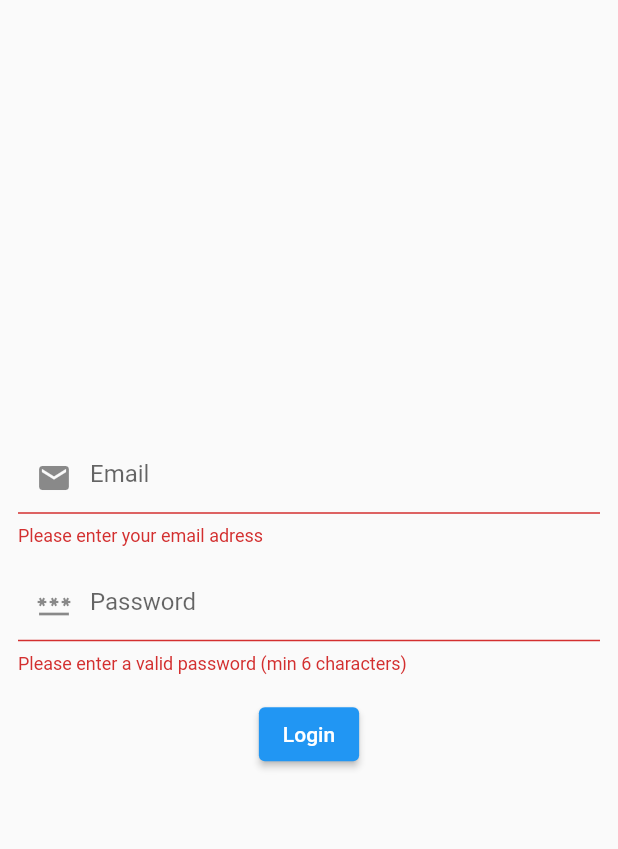
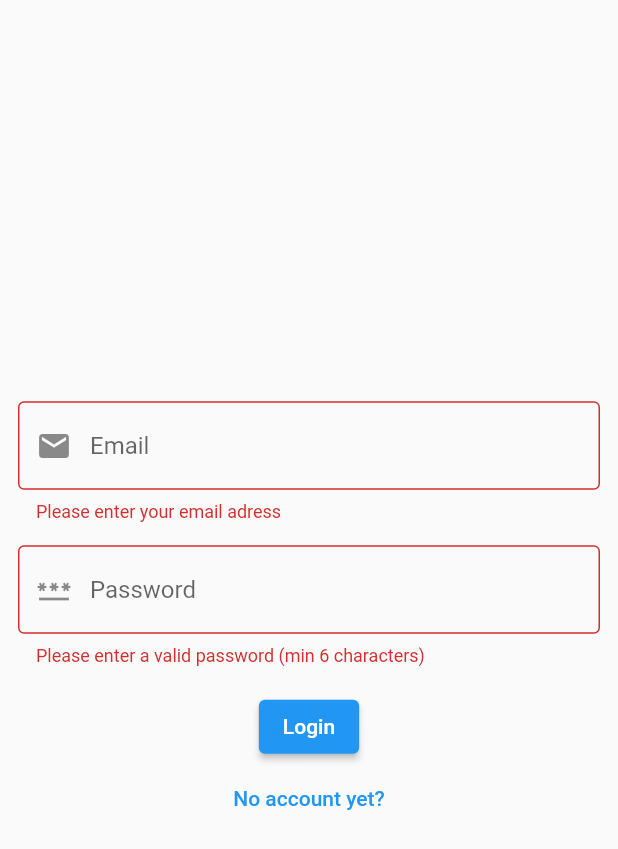
Before and after one commit to DavidCredo/bonkers, a Flutter app: the screen it shows after launch, after a tap on "Login", on a phone screen of 412 x 824 dp. Shown: the top 849 px of the screen. Run offline on Flutter 3.47's test engine with Material 2 defaults, Android fonts, the phone set to English and light mode, and no system bars; our stand-ins replace firebase_auth, firebase_core, flutter_riverpod, image_picker, riverpod; missing offline and left inert: google_mlkit_commons, google_mlkit_text_recognition; accounts and stored records are empty.

Commit message:
Email authentication implemented

```diff
--- /dev/null
+++ b/lib/Screens/Authentication/handler.dart
@@ -0,0 +1,31 @@
+import 'package:bonkers/Screens/Authentication/login_screen.dart';
+import 'package:flutter/src/widgets/container.dart';
+import 'package:flutter/src/widgets/framework.dart';
+
+import 'register_screen.dart';
+
+class Handler extends StatefulWidget {
+  const Handler({super.key});
+
+  @override
+  State<Handler> createState() => _HandlerState();
+}
+
+class _HandlerState extends State<Handler> {
+  bool showSignin = true;
+
+  void toggleView() {
+    setState(() {
+      showSignin = !showSignin;
+    });
+  }
+
+  @override
+  Widget build(BuildContext context) {
+    if (showSignin) {
+      return Login(toggleView: toggleView);
+    } else {
+      return Register(toggleView: toggleView);
+    }
+  }
+}
--- a/lib/Screens/login_screen.dart
+++ b/lib/Screens/Authentication/login_screen.dart
@@ -1,17 +1,22 @@
 import 'package:bonkers/Screens/text_recognizer_view.dart';
+import 'package:bonkers/services/auth.dart';
 import 'package:flutter/material.dart';
 
-class LoginPage extends StatefulWidget {
-  const LoginPage({super.key});
+import '../../models/loginuser.dart';
+
+class Login extends StatefulWidget {
+  final Function? toggleView;
+  const Login({super.key, this.toggleView});
 
   @override
-  State<LoginPage> createState() => _LoginPageState();
+  State<Login> createState() => _LoginState();
 }
 
-class _LoginPageState extends State<LoginPage> {
+class _LoginState extends State<Login> {
   final _emailController = TextEditingController();
   final _passwordController = TextEditingController();
   final _loginFormKey = GlobalKey<FormState>();
+  final AuthService _auth = AuthService();
 
   @override
   void dispose() {
@@ -42,7 +47,9 @@ class _LoginPageState extends State<LoginPage> {
                         return null;
                       },
                       decoration: const InputDecoration(
-                          hintText: "Email", prefixIcon: Icon(Icons.email)),
+                          border: OutlineInputBorder(),
+                          hintText: "Email",
+                          prefixIcon: Icon(Icons.email)),
                     ),
                     const SizedBox(height: 15),
                     TextFormField(
@@ -54,25 +61,39 @@ class _LoginPageState extends State<LoginPage> {
                           return null;
                         },
                         decoration: const InputDecoration(
+                            border: OutlineInputBorder(),
                             hintText: "Password",
                             prefixIcon: Icon(Icons.password)),
                         obscureText: true),
                     Padding(
-                      padding: const EdgeInsets.all(16.0),
+                      padding: const EdgeInsets.fromLTRB(16, 16, 16, 0),
                       child: ElevatedButton(
-                        onPressed: () {
+                        onPressed: () async {
                           // Validate returns true if the form is valid, or false otherwise.
                           if (_loginFormKey.currentState!.validate()) {
-                            Navigator.push(
-                                context,
-                                MaterialPageRoute(
-                                    builder: (context) =>
-                                        const TextRecognizerView()));
+                            dynamic result = await _auth.signInEmailPassword(
+                                LoginUser(
+                                    email: _emailController.text,
+                                    password: _passwordController.text));
+                            if (result.uid == null) {
+                              showDialog(
+                                  context: context,
+                                  builder: (context) {
+                                    return AlertDialog(
+                                      content: Text(result.code),
+                                    );
+                                  });
+                            }
                           }
                         },
                         child: const Text('Login'),
                       ),
                     ),
+                    TextButton(
+                        onPressed: () {
+                          widget.toggleView!();
+                        },
+                        child: const Text("No account yet?"))
                   ],
                 ))));
   }
--- /dev/null
+++ b/lib/Screens/wrapper.dart
@@ -0,0 +1,21 @@
+import 'package:bonkers/Screens/Authentication/handler.dart';
+import 'package:bonkers/Screens/Authentication/login_screen.dart';
+import 'package:bonkers/Screens/text_recognizer_view.dart';
+import 'package:bonkers/models/firebaseuser.dart';
+import 'package:bonkers/services/auth.dart';
+import 'package:flutter/material.dart';
+import 'package:flutter_riverpod/flutter_riverpod.dart';
+
+class Wrapper extends ConsumerWidget {
+  const Wrapper({super.key});
+
+  @override
+  Widget build(BuildContext context, WidgetRef ref) {
+    final authStateAsync = ref.watch(authStateChangesProvider);
+
+    return authStateAsync.when(
+      data: (user) => user != null ? TextRecognizerView() : Handler(),
+      error: ((error, stackTrace) => Text('Error: $error')),
+      loading: (() => const CircularProgressIndicator()));
+  }
+}
--- a/lib/main.dart
+++ b/lib/main.dart
@@ -1,12 +1,19 @@
-import 'package:bonkers/Screens/login_screen.dart';
+import 'package:bonkers/Screens/Authentication/login_screen.dart';
+import 'package:bonkers/Screens/wrapper.dart';
 import 'package:flutter/material.dart';
 import 'package:firebase_core/firebase_core.dart';
+import 'package:flutter_riverpod/flutter_riverpod.dart';
+import 'package:riverpod/riverpod.dart';
 import 'firebase_options.dart';
 
 main() async {
   WidgetsFlutterBinding.ensureInitialized();
   await Firebase.initializeApp(options: DefaultFirebaseOptions.currentPlatform);
-  runApp(const MyApp());
+  runApp(
+    const ProviderScope(
+      child: MyApp(),
+    ),
+  );
 }
 
 class MyApp extends StatelessWidget {
@@ -18,7 +25,7 @@ class MyApp extends StatelessWidget {
       theme: ThemeData(
         primarySwatch: Colors.blue,
       ),
-      home: const LoginPage(),
+      home: const Wrapper(),
     );
   }
 }
--- a/lib/services/auth.dart
+++ b/lib/services/auth.dart
@@ -1,6 +1,18 @@
 import 'package:firebase_auth/firebase_auth.dart';
+import 'package:flutter_riverpod/flutter_riverpod.dart';
+
 import '../models/firebaseuser.dart';
 import '../models/loginuser.dart';
+
+final firebaseAuthProvider = Provider<FirebaseAuth>((ref) {
+  return FirebaseAuth.instance;
+});
+
+final authStateChangesProvider = StreamProvider.autoDispose<User?>((ref) {
+  final firebaseAuth = ref.watch(firebaseAuthProvider);
+
+  return firebaseAuth.authStateChanges();
+});
 
 class AuthService {
   final FirebaseAuth _auth = FirebaseAuth.instance;
--- a/pubspec.yaml
+++ b/pubspec.yaml
@@ -32,6 +32,7 @@ dependencies:
   flutter:
     sdk: flutter
   firebase_auth: 3.11.2
+  flutter_riverpod: ^2.0.2
   google_mlkit_text_recognition: ^0.4.0
   google_mlkit_commons: ^0.2.0
   image_picker: ^0.8.6
```
Also changed, not shown: lib/Screens/Authentication/register_screen.dart (added, +99 -0 lines), pubspec.lock.
